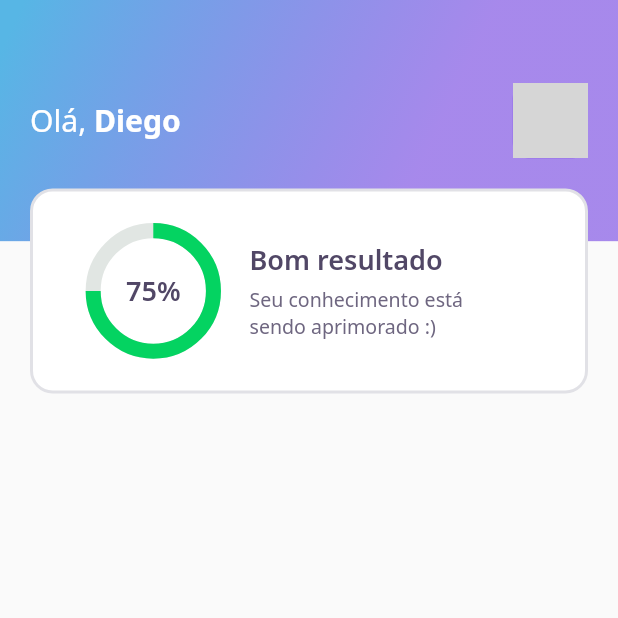
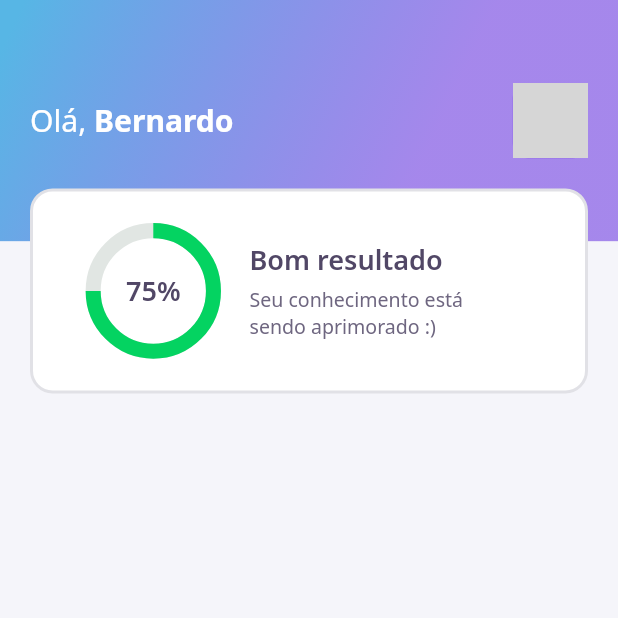
Before and after one commit to bernardoveras/devquiz, a Flutter app: the screen it shows after launch, on a phone screen of 412 x 824 dp, the top half of it. Run offline on Flutter 3.47's test engine with Material 2 defaults, Android fonts, the phone set to English and light mode, and no system bars; our stand-ins replace flutter_screenutil, get, google_fonts; network calls fail; grey boxes are pictures that could not be loaded.

Commit message:
Alterado nome da app bar

```diff
--- a/lib/application/pages/home/home_page.dart
+++ b/lib/application/pages/home/home_page.dart
@@ -1,12 +1,13 @@
 import 'package:devquiz/shared/constants/app_colors.dart';
 import 'package:devquiz/shared/constants/app_gradients.dart';
-import 'package:devquiz/shared/constants/app_images.dart';
 import 'package:devquiz/shared/constants/app_text_styles.dart';
 import 'package:flutter/material.dart';
 import 'package:google_fonts/google_fonts.dart';
 import '../../../shared/extensions/screen_util_extension.dart';
 
 class HomePage extends StatelessWidget {
+  double porcentagem = 75;
+
   @override
   Widget build(BuildContext context) {
     return Scaffold(
@@ -32,7 +33,7 @@ class HomePage extends StatelessWidget {
                         ),
                       ),
                       TextSpan(
-                        text: 'Diego',
+                        text: 'Bernardo',
                         style: GoogleFonts.notoSans(
                           color: Colors.white,
                           fontWeight: FontWeight.bold,
@@ -85,12 +86,12 @@ class HomePage extends StatelessWidget {
                                 AppColors.chartPrimary,
                               ),
                               strokeWidth: 10.width,
-                              value: 0.75,
+                              value: porcentagem / 100,
                               backgroundColor: AppColors.chartSecondary,
                             ),
                           ),
                           Text(
-                            '75%',
+                            '${porcentagem.toInt()}%',
                             style: AppTextStyles.heading,
                           ),
                         ],
--- a/lib/shared/theme/theme.dart
+++ b/lib/shared/theme/theme.dart
@@ -19,6 +19,8 @@ class AppTheme {
     accentColorBrightness: Brightness.light,
     // backgroundColor: background,
     buttonColor: AppColors.purple,
+    backgroundColor: Color(0xFFF5F5FA),
+    scaffoldBackgroundColor: Color(0xFFF5F5FA),
     floatingActionButtonTheme: FloatingActionButtonThemeData(
       backgroundColor: AppColors.purple,
       elevation: 0,
```
